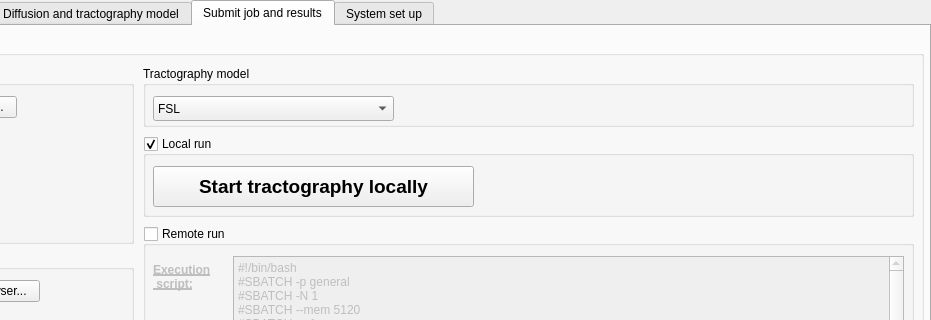
This is interface_tab.ui in HZBCPP/CONTINUITY-lite as Qt 5 draws it before an edit; both pictures show x 199 to 1130 and y 0 to 320 of the 1130 by 631 pixel window. The edited form follows.
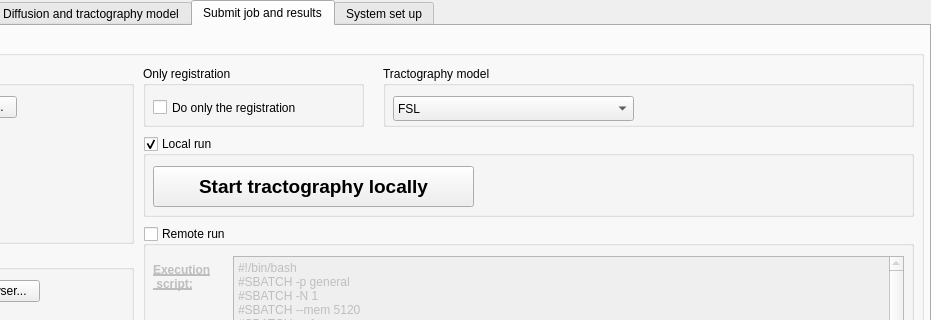
This is the edited form. The open tabs and pages were chosen to show the change.

Commit message: display labels

Diff of the .ui file:
```diff
--- a/interface_tab.ui
+++ b/interface_tab.ui
@@ -4718,9 +4718,9 @@
     <widget class="QGroupBox" name="groupBox_3">
      <property name="geometry">
       <rect>
-       <x>330</x>
+       <x>570</x>
        <y>30</y>
-       <width>771</width>
+       <width>531</width>
        <height>61</height>
       </rect>
      </property>
@@ -4763,6 +4763,32 @@
       </item>
      </widget>
     </widget>
+    <widget class="QGroupBox" name="groupBox_16">
+     <property name="geometry">
+      <rect>
+       <x>330</x>
+       <y>30</y>
+       <width>221</width>
+       <height>61</height>
+      </rect>
+     </property>
+     <property name="title">
+      <string>Only registration</string>
+     </property>
+     <widget class="QCheckBox" name="only_registration_checkBox">
+      <property name="geometry">
+       <rect>
+        <x>10</x>
+        <y>30</y>
+        <width>221</width>
+        <height>23</height>
+       </rect>
+      </property>
+      <property name="text">
+       <string>Do only the registration</string>
+      </property>
+     </widget>
+    </widget>
    </widget>
   </widget>
   <widget class="QWidget" name="tab_4">
```
Left out of the diff: 57 changed lines with no effect on the pictures. The commit also changes 1 other file.
